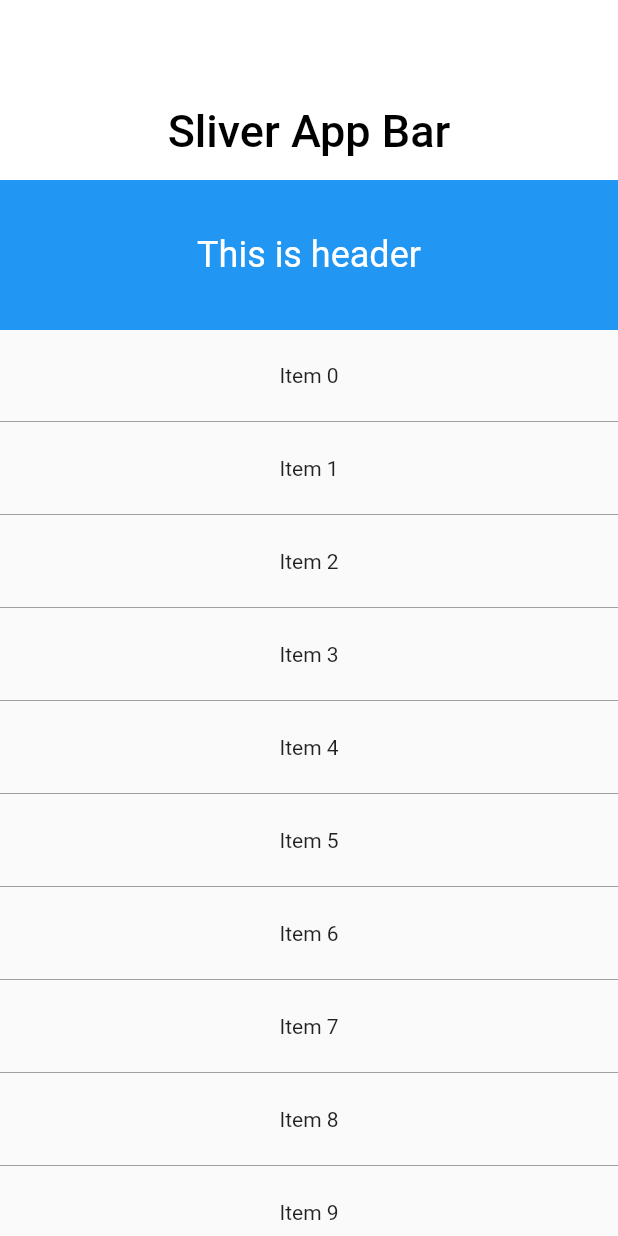
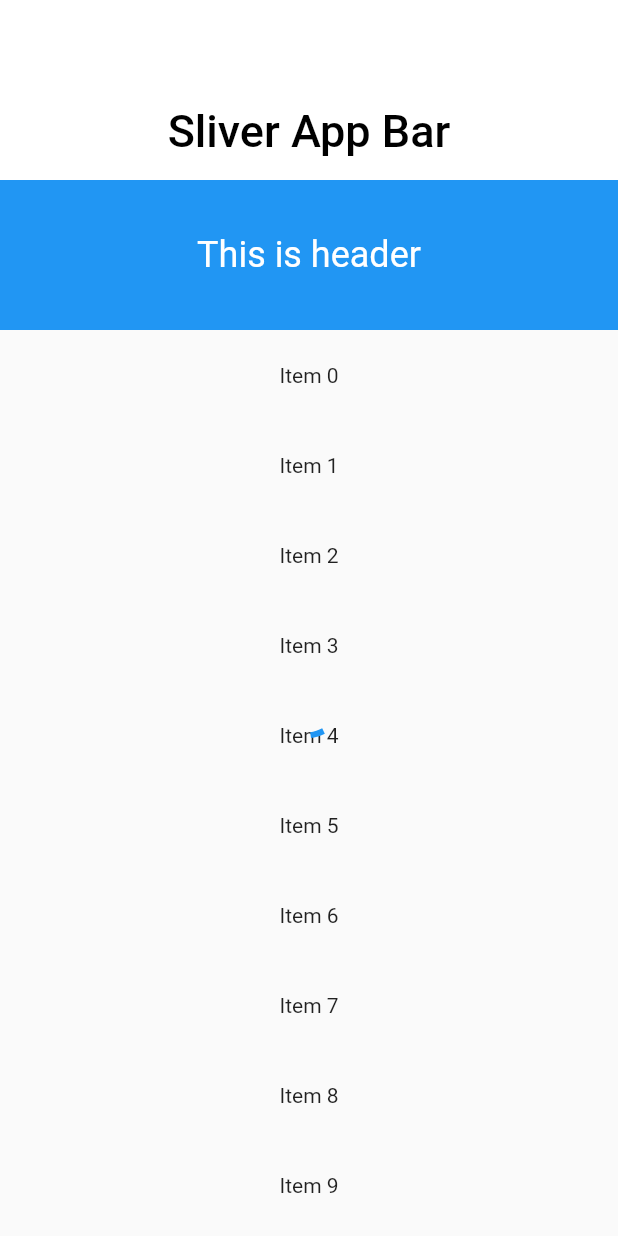
Before and after one commit to showang/flutter_easy_listview, a Flutter app: the screen it shows after launch, on a phone screen of 412 x 824 dp. Run offline on Flutter 3.47's test engine with Material 2 defaults, Android fonts, the phone set to English and light mode, and no system bars; statements that could not run were skipped.

Commit message:
Add scroll controller and foreground widget parameters.

```diff
--- a/example/lib/main.dart
+++ b/example/lib/main.dart
@@ -30,6 +30,16 @@ class MyHomePage extends StatefulWidget {
 class MyHomePageState extends State<MyHomePage> {
   var itemCount = 20;
   var hasNextPage = true;
+  var foregroundWidget = Container(
+      alignment: AlignmentDirectional.center,
+      child: CircularProgressIndicator());
+
+  @override
+  void initState() {
+    super.initState();
+    Timer(Duration(milliseconds: 3000),
+        () => setState(() => foregroundWidget = null));
+  }
 
   @override
   Widget build(BuildContext context) => Scaffold(
@@ -39,10 +49,10 @@ class MyHomePageState extends State<MyHomePage> {
           footerBuilder: footerBuilder,
           itemCount: itemCount,
           itemBuilder: itemBuilder,
-          dividerSize: 2.0,
           dividerColor: Colors.grey,
           loadMore: hasNextPage,
           onLoadMore: onLoadMoreEvent,
+          foregroundWidget: foregroundWidget,
         ),
       );
 
--- a/lib/easy_listview.dart
+++ b/lib/easy_listview.dart
@@ -6,8 +6,8 @@ import 'package:flutter/material.dart';
 import 'package:flutter/widgets.dart';
 
 class EasyListView extends StatefulWidget {
-  EasyListView(
-      {@required this.itemCount,
+  EasyListView({
+    @required this.itemCount,
     @required this.itemBuilder,
     this.headerBuilder,
     this.footerBuilder,
@@ -18,8 +18,10 @@ class EasyListView extends StatefulWidget {
     this.dividerSize = 0.0,
     this.dividerColor = Colors.black12,
     this.physics,
-      this.headerSliverBuilder})
-      : assert(itemBuilder != null);
+    this.headerSliverBuilder,
+    this.controller,
+    this.foregroundWidget,
+  }) : assert(itemBuilder != null);
 
   final int itemCount;
   final WidgetBuilder headerBuilder;
@@ -29,11 +31,12 @@ class EasyListView extends StatefulWidget {
   final IndexedWidgetBuilder itemBuilder;
   final VoidCallback onLoadMore;
   final bool loadMoreWhenNoData;
-
   final double dividerSize;
   final Color dividerColor;
   final ScrollPhysics physics;
+  final ScrollController controller;
   final NestedScrollViewHeaderSliversBuilder headerSliverBuilder;
+  final Widget foregroundWidget;
 
   @override
   State<StatefulWidget> createState() {
@@ -48,7 +51,10 @@ class EasyListViewState extends State<EasyListView> {
         ? NestedScrollView(
             headerSliverBuilder: widget.headerSliverBuilder,
             body: MediaQuery.removePadding(
-                context: context, removeTop: true, child: _buildList()),
+              context: context,
+              removeTop: true,
+              child: _buildList(),
+            ),
           )
         : _buildList();
   }
@@ -58,8 +64,10 @@ class EasyListViewState extends State<EasyListView> {
     var headerCount = _headerCount();
     var footerCount = _footerCount();
     var hasDivider = _hasDivider();
-    return ListView.builder(
+    var children = <Widget>[
+      ListView.builder(
           physics: widget.physics,
+          controller: widget.controller,
           itemCount: itemCount + headerCount + footerCount,
           itemBuilder: (context, index) {
             if (hasHeader() && index == 0) return widget.headerBuilder(context);
@@ -92,7 +100,12 @@ class EasyListViewState extends State<EasyListView> {
                   : widget.itemBuilder(context, dataIndex ~/ 2);
             }
             return widget.itemBuilder(context, dataIndex);
-        });
+          })
+    ];
+    if (widget.foregroundWidget != null) children.add(widget.foregroundWidget);
+    return Stack(
+      children: children,
+    );
   }
 
   int _headerCount() => hasHeader() ? 1 : 0;
--- a/pubspec.yaml
+++ b/pubspec.yaml
@@ -1,6 +1,6 @@
 name: easy_listview
 description: A simple widget to help you to build ListView with header, footer, divider, and loadmore function.
-version: 0.0.4
+version: 0.0.5
 author: showang <showang730@gmail.com>
 homepage: https://github.com/showang
 
```
Lines whose indentation alone changed are shown as unchanged.
